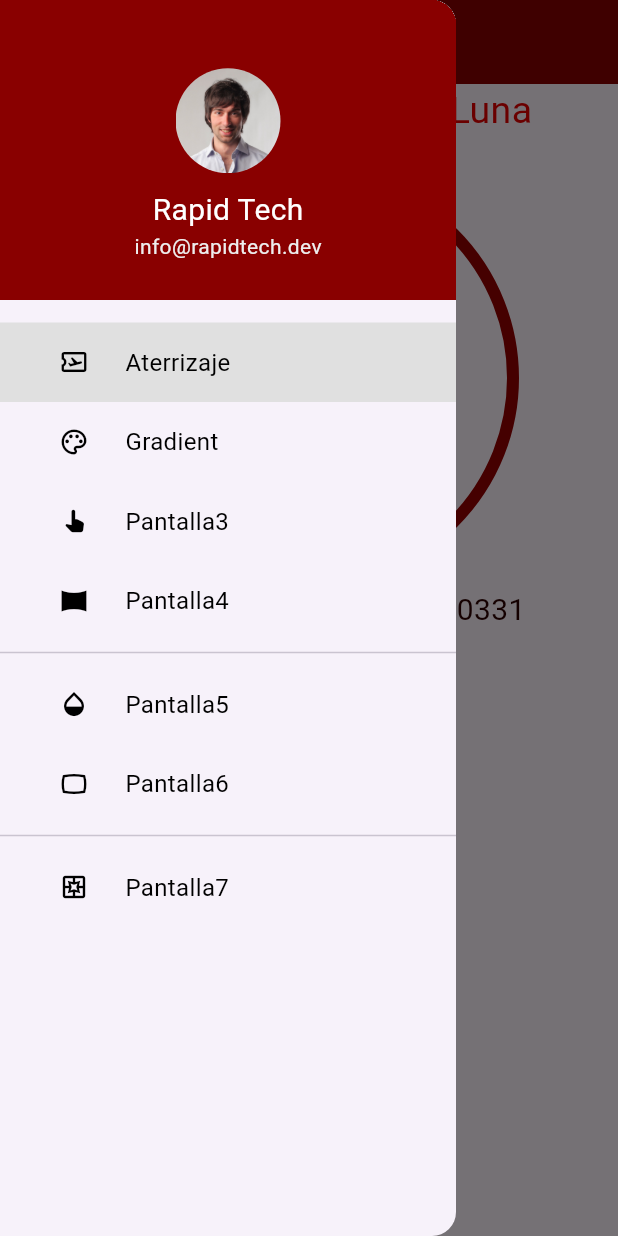
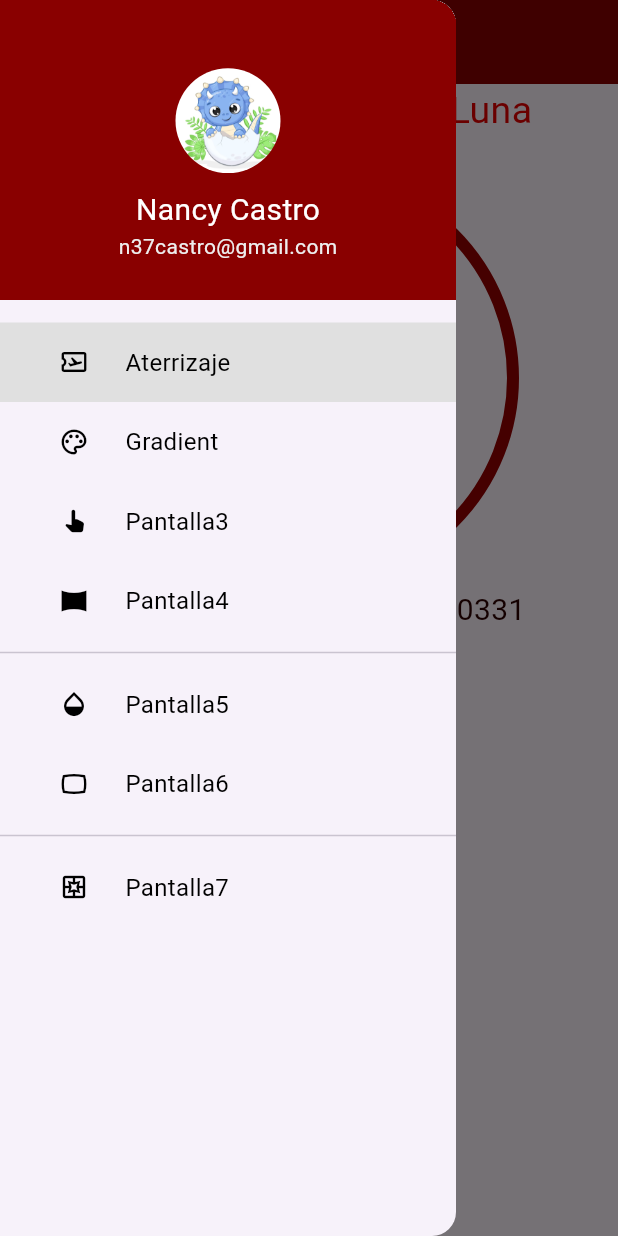
Before and after one commit to CastroNancy/uiiAct3, a Flutter app: the screen it shows after launch, with the side drawer open, on a phone screen of 412 x 824 dp. Run offline on Flutter 3.47's test engine with Material 3 defaults, Android fonts, the phone set to English and light mode, and no system bars.

```diff
--- a/lib/my_drawer_header.dart
+++ b/lib/my_drawer_header.dart
@@ -27,11 +27,11 @@ class _MyHeaderDrawerState extends State<MyHeaderDrawer> {
             ),
           ),
           Text(
-            "Rapid Tech",
+            "Nancy Castro",
             style: TextStyle(color: Colors.white, fontSize: 20),
           ),
           Text(
-            "info@rapidtech.dev",
+            "n37castro@gmail.com",
             style: TextStyle(
               color: Colors.grey[200],
               fontSize: 14,
```
Also changed, not shown: assets/images/profile.jpg.
